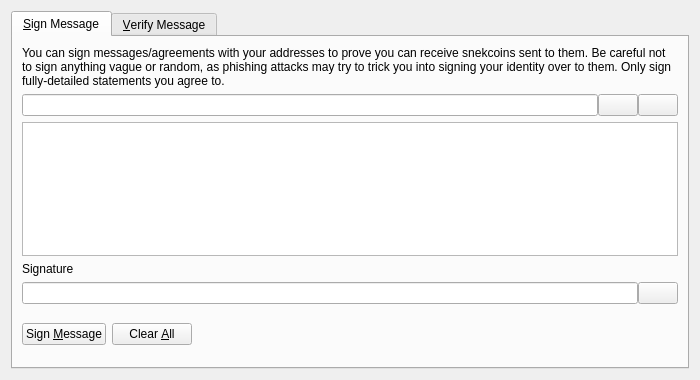
The window that src/qt/forms/signverifymessagedialog.ui (iamdavidfrancis/snekcoin) describes before a commit, drawn with Qt 5.
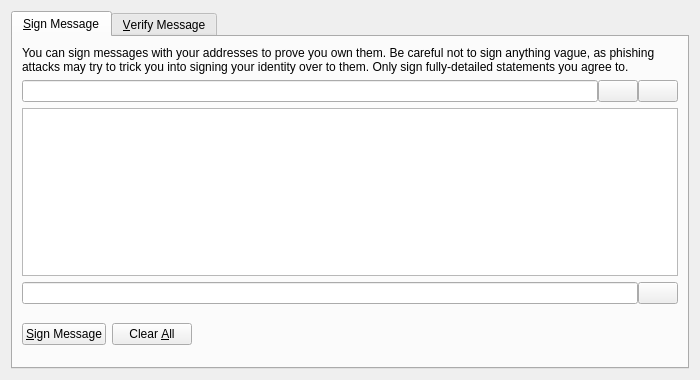
The same window after the commit. Icons and pictures are not drawn. Custom widgets are drawn as their Qt base class.

Diff of the .ui file:
```diff
--- a/src/qt/forms/signverifymessagedialog.ui
+++ b/src/qt/forms/signverifymessagedialog.ui
@@ -30,7 +30,7 @@
        <item>
         <widget class="QLabel" name="infoLabel_SM">
          <property name="text">
-          <string>You can sign messages/agreements with your addresses to prove you can receive snekcoins sent to them. Be careful not to sign anything vague or random, as phishing attacks may try to trick you into signing your identity over to them. Only sign fully-detailed statements you agree to.</string>
+          <string>You can sign messages with your addresses to prove you own them. Be careful not to sign anything vague, as phishing attacks may try to trick you into signing your identity over to them. Only sign fully-detailed statements you agree to.</string>
          </property>
          <property name="textFormat">
           <enum>Qt::PlainText</enum>
@@ -101,16 +101,6 @@
          </property>
         </widget>
        </item>
-       <item>
-        <widget class="QLabel" name="signatureLabel_SM">
-         <property name="text">
-          <string>Signature</string>
-         </property>
-         <property name="textFormat">
-          <enum>Qt::PlainText</enum>
-         </property>
-        </widget>
-       </item>
        <item>
         <layout class="QHBoxLayout" name="horizontalLayout_2_SM">
          <property name="spacing">
@@ -155,7 +145,7 @@
             <string>Sign the message to prove you own this Snekcoin address</string>
            </property>
            <property name="text">
-            <string>Sign &amp;Message</string>
+            <string>&amp;Sign Message</string>
            </property>
            <property name="icon">
             <iconset resource="../bitcoin.qrc">
```
Left out of the diff: 22 changed lines with no effect on the pictures.
